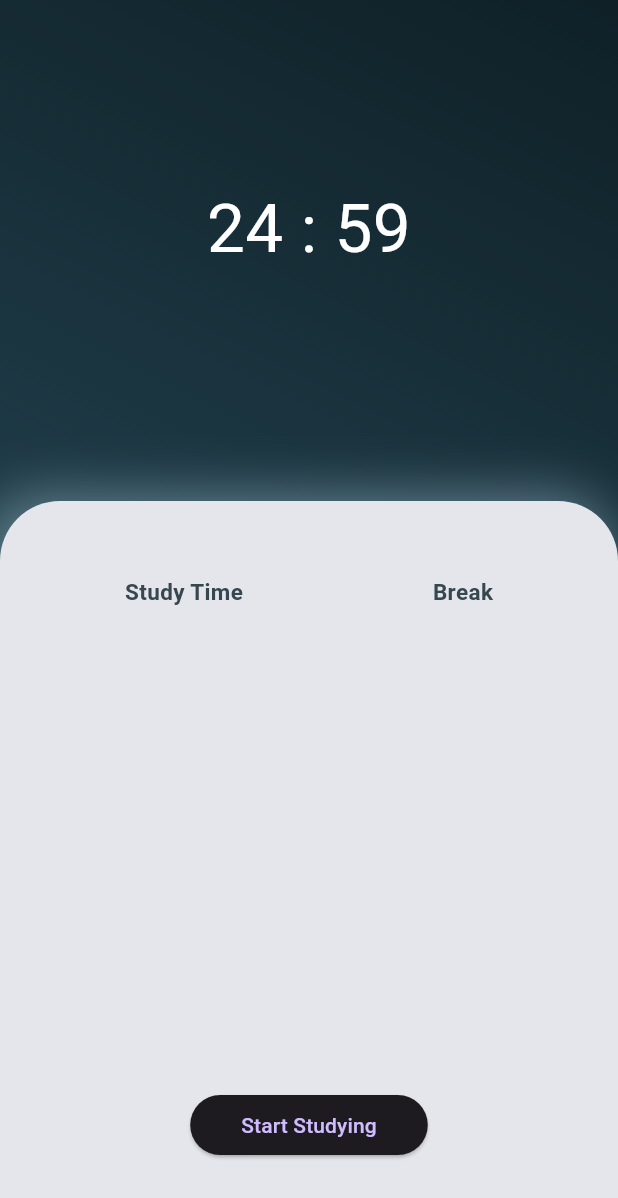
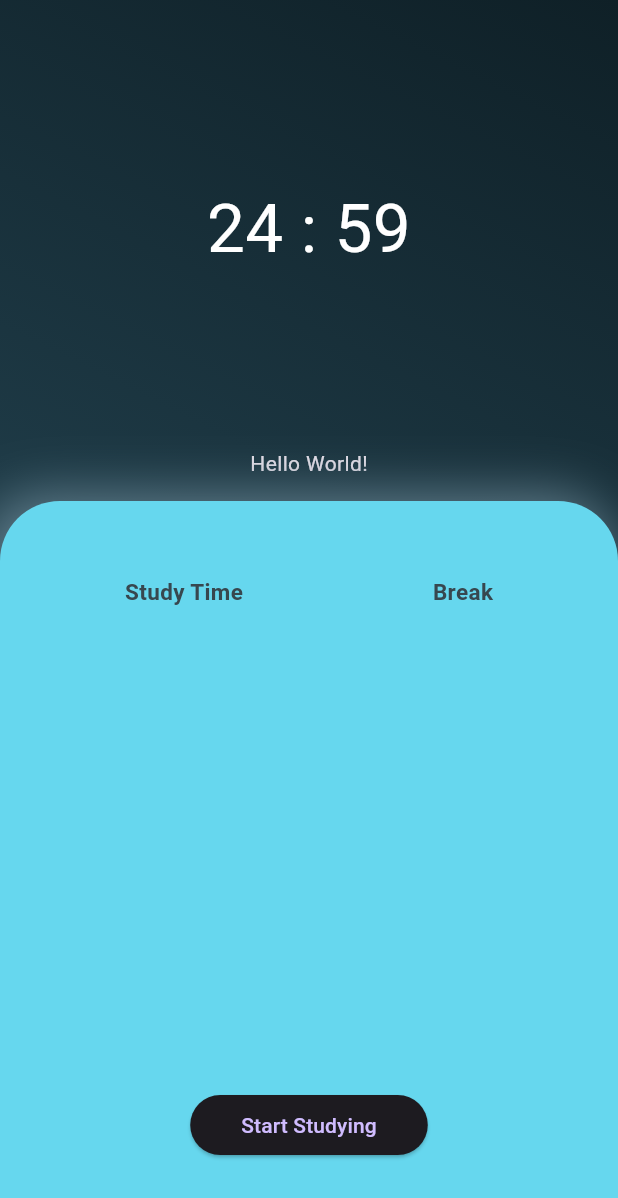
Before and after one commit to OkagawaTheo/Pomodoro, a Flutter app: the screen it shows after launch, after a tap on "Start Studying", on a phone screen of 412 x 824 dp. Shown: the top 1198 px of the screen. Run offline on Flutter 3.47's test engine with Material 2 defaults, Android fonts, the phone set to English and light mode, and no system bars.

Commit message:
adicionei um novo widget para atualização de sets

```diff
--- a/lib/pages/home_page.dart
+++ b/lib/pages/home_page.dart
@@ -1,5 +1,7 @@
 import 'package:flutter/material.dart';
 import 'dart:async';
+
+import 'package:pomodoro_app/widgets/sets_widget.dart';
 
 class MyHomePage extends StatefulWidget {
   const MyHomePage({super.key});
@@ -12,7 +14,6 @@ class _MyHomePageState extends State<MyHomePage> {
   int _seconds = 0;
   Timer? timer;
   bool _buttonEnable = true;
-  get isActive => isActive;
 
   void start() {
     if (_minutes > 0) {
@@ -63,9 +64,9 @@ class _MyHomePageState extends State<MyHomePage> {
                     style: const TextStyle(color: Colors.white, fontSize: 45),
                     textAlign: TextAlign.center),
               ),
-              const SizedBox(
-                height: 150,
-              ),
+
+              const SetsIcons(), // sets widget
+
               Expanded(
                 child: Column(
                   children: [
@@ -73,7 +74,7 @@ class _MyHomePageState extends State<MyHomePage> {
                         child: Container(
                       width: double.infinity,
                       decoration: const BoxDecoration(
-                        color: Color(0xffe4e6eb),
+                        color: Color(0xff66D7EE),
                         borderRadius: BorderRadius.only(
                             topLeft: Radius.circular(40),
                             topRight: Radius.circular(40)),
@@ -128,18 +129,10 @@ class _MyHomePageState extends State<MyHomePage> {
                                               )),
 
                                           onPressed: () {
-                                            setState(() {
-                                              if (_buttonEnable) {
-                                                _buttonEnable = false;
-                                                start();
-                                              } else {
-                                                // pausar o timer e alterar o texto para "pausar"
-                                                // if (buttonenable = false){ //está no "modo pause"
-                                                //
-                                                // timer.pause();
-                                                // }
-                                              }
-                                            });
+                                            if (_buttonEnable) {
+                                              _buttonEnable = false;
+                                              start();
+                                            }
                                           },
                                         )
                                       ]))
--- /dev/null
+++ b/lib/widgets/sets_widget.dart
@@ -0,0 +1,22 @@
+import 'package:flutter/material.dart';
+class SetsIcons extends StatefulWidget {
+  const SetsIcons({super.key});
+
+  @override
+  State<SetsIcons> createState() => SetsIconsState();
+}
+
+class SetsIconsState extends State<SetsIcons> {
+  @override
+  Widget build(BuildContext context) {
+    return Container(
+        //progress
+        height: 150,
+        width: 300,
+        padding: const EdgeInsets.only(top: 100),
+        child: Row(
+          mainAxisAlignment: MainAxisAlignment.spaceAround,
+          children: const [Text('Hello World!')],
+        ));
+  }
+}
--- a/pubspec.yaml
+++ b/pubspec.yaml
@@ -36,6 +36,7 @@ dependencies:
   # The following adds the Cupertino Icons font to your application.
   # Use with the CupertinoIcons class for iOS style icons.
   cupertino_icons: ^1.0.2
+  pausable_timer: ^1.0.0+6
 
 dev_dependencies:
   flutter_test:
```
Also changed, not shown: pubspec.lock.
